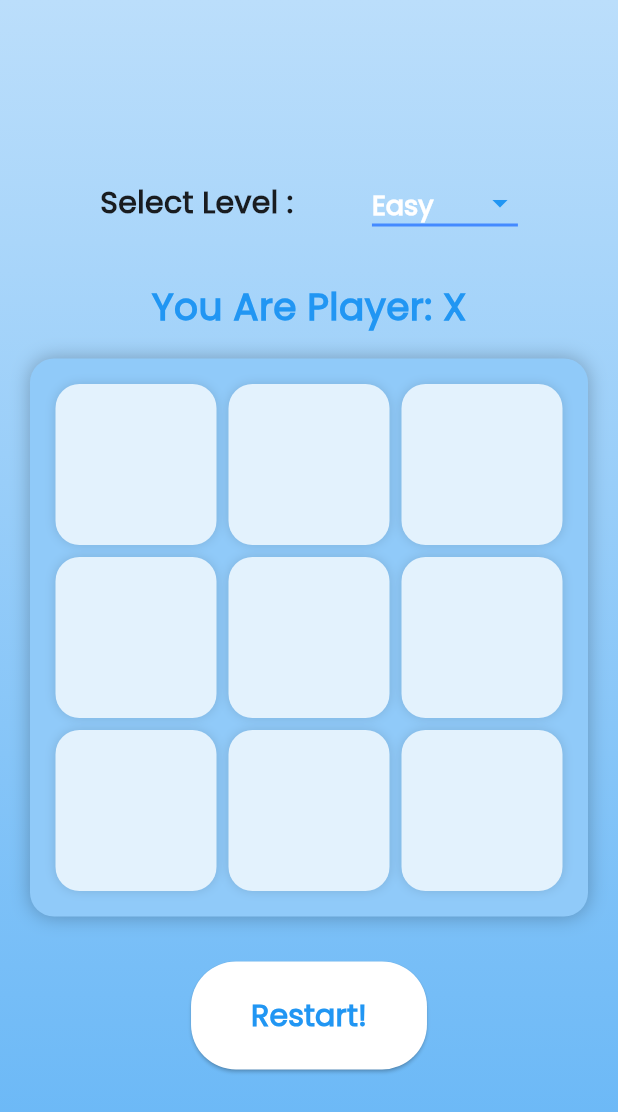
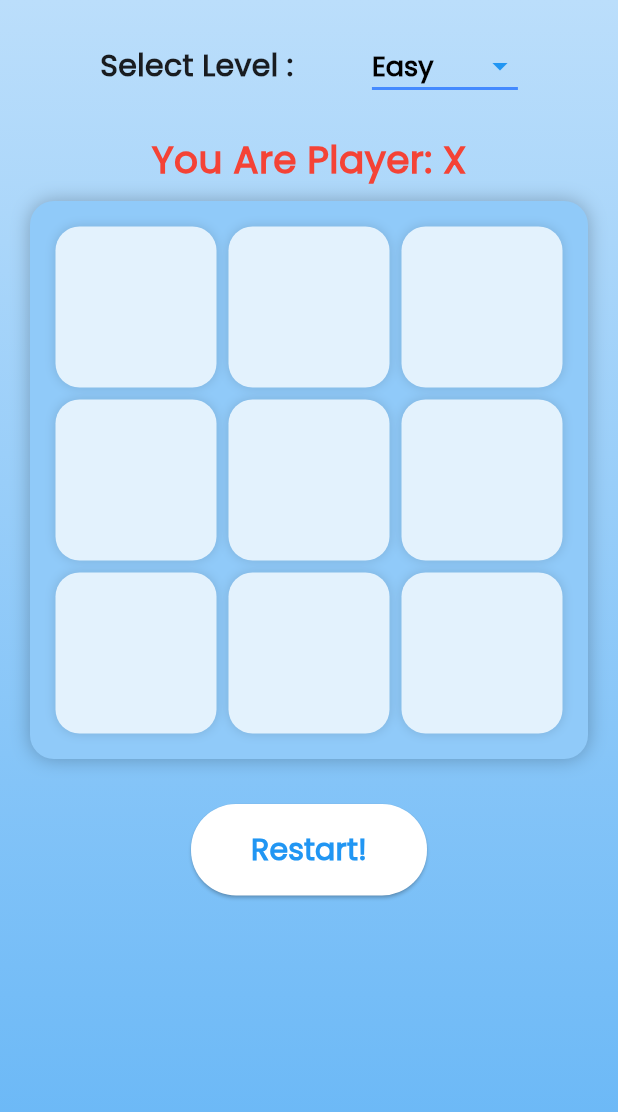
Before and after one commit to erhrs/tic_tac_toe_project, a Flutter app: the screen it shows after launch, after a tap on "Play", on a phone screen of 412 x 824 dp. Shown: the top 1112 px of the screen. Run offline on Flutter 3.47's test engine with Material 3 defaults, Android fonts, the phone set to English and light mode, and no system bars; our stand-ins replace animated_text_kit, get, lottie.

Commit message:
final commit

```diff
--- a/lib/main.dart
+++ b/lib/main.dart
@@ -1,15 +1,19 @@
 import 'package:flutter/material.dart';
+import 'package:flutter/services.dart';
 import 'package:get/get.dart';
 import 'package:tic_tac_toe_project/views/home_screen.dart';
 
 void main() {
+  WidgetsFlutterBinding.ensureInitialized();
+  SystemChrome.setPreferredOrientations([
+    DeviceOrientation.portraitUp, // Allow only portrait up
+  ]);
   runApp(const MyApp());
 }
 
 class MyApp extends StatelessWidget {
   const MyApp({super.key});
 
-  // This widget is the root of your application.
   @override
   Widget build(BuildContext context) {
     return GetMaterialApp(
--- a/lib/views/home_screen.dart
+++ b/lib/views/home_screen.dart
@@ -16,12 +16,14 @@ class HomeScreen extends StatefulWidget {
 class _HomeScreenState extends State<HomeScreen> {
   @override
   Widget build(BuildContext context) {
-    return Scaffold(
-      body: SafeArea(
+    return SafeArea(
+      child: Scaffold(
+        body: SingleChildScrollView(
           child: Column(
             mainAxisAlignment: MainAxisAlignment.center,
             crossAxisAlignment: CrossAxisAlignment.center,
             children: [
+              50.height,
               Center(
                   child: Text(
                 'Welcome!',
@@ -37,7 +39,7 @@ class _HomeScreenState extends State<HomeScreen> {
                       style: customTextStyle(fontSize: 43),
                     ),
                     SizedBox(
-                    width: 100,
+                      width: 80,
                       child: DefaultTextStyle(
                         style: customTextStyle(fontSize: 40, color: Colors.blue),
                         child: AnimatedTextKit(
@@ -66,6 +68,7 @@ class _HomeScreenState extends State<HomeScreen> {
             ],
           ),
         ),
+      ),
     );
   }
 }
--- a/lib/views/tic_tac_toe_screen.dart
+++ b/lib/views/tic_tac_toe_screen.dart
@@ -1,7 +1,5 @@
 import 'package:flutter/material.dart';
 import 'package:get/get.dart';
-import 'package:get/get_state_manager/get_state_manager.dart';
-import 'package:get/get_state_manager/src/rx_flutter/rx_obx_widget.dart';
 import 'package:tic_tac_toe_project/controller/tic_tac_toe_controller.dart';
 import 'package:tic_tac_toe_project/utils/custom_widgets.dart';
 import 'package:tic_tac_toe_project/utils/extensions.dart';
@@ -24,99 +22,9 @@ class _TicTacToeScreenState extends State<TicTacToeScreen> {
 
   @override
   Widget build(BuildContext context) {
-    return Scaffold(
-      // appBar: AppBar(
-      //   title: const Text('Tic Tac Toe'),
-      //   actions: [
-      //     PopupMenuButton<String>(
-      //       onSelected: (String value) {
-      //         ticTacToeController.difficulty.value = value;
-      //       },
-      //       itemBuilder: (BuildContext context) {
-      //         return ['Easy', 'Medium', 'Hard'].map((String choice) {
-      //           return PopupMenuItem<String>(
-      //             value: choice,
-      //             child: Text(choice),
-      //           );
-      //         }).toList();
-      //       },
-      //     ),
-      //   ],
-      // ),
-      // body: SafeArea(
-      //   child: Column(
-      //     mainAxisAlignment: MainAxisAlignment.center,
-      //     children: [
-      //       DropdownMenu<String>(
-      //         initialSelection: ticTacToeController.difficultyList.first,
-      //         onSelected: (String? value) {
-      //           ticTacToeController.difficulty.value = value!;
-      //         },
-      //         dropdownMenuEntries: ticTacToeController.difficultyList
-      //             .map<DropdownMenuEntry<String>>((String value) {
-      //           return DropdownMenuEntry<String>(value: value, label: value);
-      //         }).toList(),
-      //       ),
-      //       Obx(
-      //         () => Text(
-      //           ticTacToeController.result.isNotEmpty
-      //               ? ticTacToeController.result.value
-      //               : 'Current Player: ${ticTacToeController.currentPlayer.value}',
-      //           style: const TextStyle(fontSize: 24),
-      //         ),
-      //       ),
-      //       20.height,
-      //       GridView.builder(
-      //         padding: const EdgeInsets.all(20),
-      //         shrinkWrap: true,
-      //         gridDelegate: const SliverGridDelegateWithFixedCrossAxisCount(
-      //             crossAxisCount: 3, childAspectRatio: 1),
-      //         itemCount: 9,
-      //         itemBuilder: (context, index) {
-      //           return GestureDetector(
-      //               onTap: () {
-      //                 if (!ticTacToeController.gameOver.value &&
-      //                     ticTacToeController.board[index] == '') {
-      //                   ticTacToeController.board[index] =
-      //                       ticTacToeController.currentPlayer.value;
-      //                   ticTacToeController.checkGameStatus();
-      //                   if (!ticTacToeController.gameOver.value) {
-      //                     ticTacToeController.computerMove();
-      //                   }
-      //                 }
-      //               },
-      //               child: Obx(
-      //                 () => Container(
-      //                   decoration: BoxDecoration(
-      //                     color: ticTacToeController.board[index] == 'X'
-      //                         ? Colors.red
-      //                         : ticTacToeController.board[index] == 'O'
-      //                             ? Colors.blue
-      //                             : Colors.white,
-      //                     border: Border.all(color: Colors.black),
-      //                   ),
-      //                   child: Center(
-      //                     child: Text(
-      //                       ticTacToeController.board[index],
-      //                       style: const TextStyle(fontSize: 32),
-      //                     ),
-      //                   ),
-      //                 ),
-      //               ));
-      //         },
-      //       ),
-      //       const SizedBox(height: 20),
-      //       ElevatedButton(
-      //         onPressed: () {
-      //           ticTacToeController.resetGame();
-      //         },
-      //         child: const Text('Restart Game'),
-      //       ),
-      //     ],
-      //   ),
-      // ),
-      body: SafeArea(
-        child: Container(
+    return SafeArea(
+      child: Scaffold(
+        body: Container(
           padding: const EdgeInsets.all(20.0),
           decoration: BoxDecoration(
             gradient: LinearGradient(
@@ -125,30 +33,34 @@ class _TicTacToeScreenState extends State<TicTacToeScreen> {
               colors: [Colors.blue[100]!, Colors.blue[300]!],
             ),
           ),
-          child: Column(
-            mainAxisAlignment: MainAxisAlignment.center,
+          child: ListView(
             children: [
               Row(
                 mainAxisAlignment: MainAxisAlignment.spaceEvenly,
                 children: [
-                  Text('Select Level : ',style: customTextStyle(fontSize: 20),),
+                  Text(
+                    'Select Level : ',
+                    style: customTextStyle(fontSize: 20),
+                  ),
                   Obx(() => DropdownButton<String>(
                         value: ticTacToeController.difficulty.value,
                         onChanged: (String? newValue) {
                           ticTacToeController.difficulty.value = newValue!;
                         },
-                    items: ticTacToeController.difficultyList.map<DropdownMenuItem<String>>((String value) {
+                        items: ticTacToeController.difficultyList
+                            .map<DropdownMenuItem<String>>((String value) {
                           return DropdownMenuItem<String>(
                             value: value,
                             child: Text(
                               value,
-                          style: customTextStyle(fontSize: 18,color: Colors.white),
+                              style: customTextStyle(
+                                  fontSize: 18,color: Colors.black),
                             ),
                           );
                         }).toList(),
                         dropdownColor: Colors.blue,
                         borderRadius: BorderRadius.circular(10),
-                    style:customTextStyle(),
+                        style: customTextStyle(),
                         icon: const Icon(
                           Icons.arrow_drop_down,
                           color: Colors.blue,
@@ -163,17 +75,23 @@ class _TicTacToeScreenState extends State<TicTacToeScreen> {
               ),
               20.height,
               Obx(
-                () => Text(
+                () => Center(
+                  child: Text(
                     ticTacToeController.result.isNotEmpty
                         ? ticTacToeController.result.value
                         : 'You Are Player: ${ticTacToeController.currentPlayer.value}',
-                  style: customTextStyle(fontSize: 25, color: Colors.blue),
+                    style: customTextStyle(fontSize: 25, color: Colors.red),
+                  ),
                 ),
               ),
               10.height,
               _buildBoard(),
               30.height,
-              customButton(title: 'Restart!', onPressed: () => ticTacToeController.resetGame(), lightBool: true)
+              Center(
+                  child: customButton(
+                      title: 'Restart!',
+                      onPressed: () => ticTacToeController.resetGame(),
+                      lightBool: true))
             ],
           ),
         ),
@@ -211,7 +129,8 @@ class _TicTacToeScreenState extends State<TicTacToeScreen> {
                   }
                 }
               },
-            child: Obx(() => Container(
+              child: Obx(
+                () => Container(
                   margin: const EdgeInsets.all(4.0),
                   decoration: BoxDecoration(
                     color: Colors.blue[50],
@@ -232,8 +151,8 @@ class _TicTacToeScreenState extends State<TicTacToeScreen> {
                       ),
                     ),
                   ),
-            ),)
-          );
+                ),
+              ));
         },
       ),
     );
```
Also changed, not shown: lib/controller/tic_tac_toe_controller.dart (+13 -24 lines), lib/utils/custom_widgets.dart (+29 -6 lines). Lines whose indentation alone changed are shown as unchanged.
